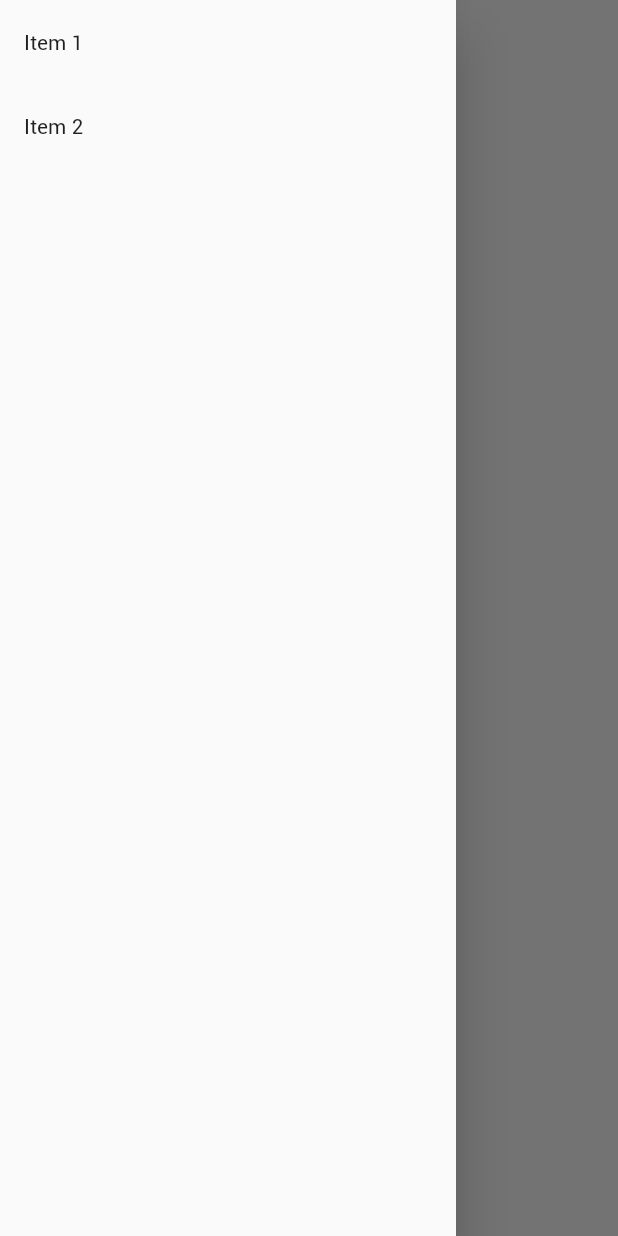
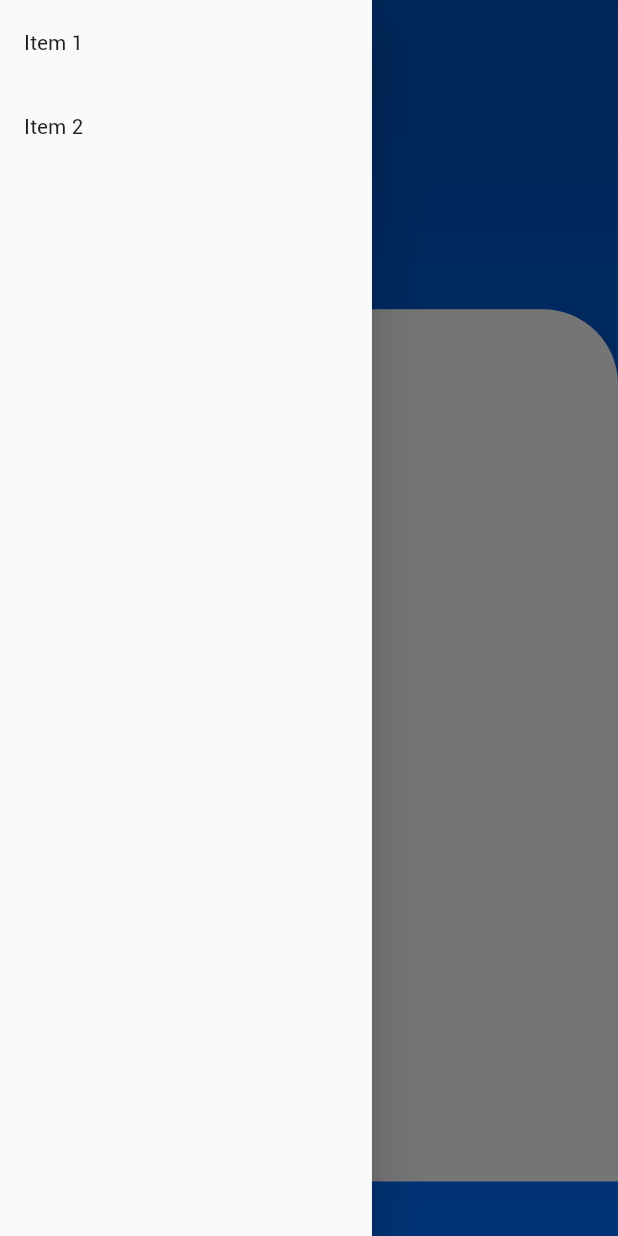
Before and after one commit to ParagonVirtuoso/inteligencias_multiplas, a Flutter app: the HomePage screen opened by its route, in the side drawer, after a tap on "Item 1", on a phone screen of 412 x 824 dp. Run offline on Flutter 3.47's test engine with Material 2 defaults, Android fonts, the phone set to English and light mode, and no system bars; our stand-ins replace carousel_slider, firebase_auth, firebase_core, flutter_screenutil, google_sign_in; missing offline and left inert: flutter_facebook_auth; accounts and stored records are empty.

Commit message:
feature/criar-tela-home
Criado método para deixar statusbar com cor dinâmica ao abrir o drawer, criado containers internos da tela home.

```diff
--- a/lib/screens/homePage/home_page.dart
+++ b/lib/screens/homePage/home_page.dart
@@ -1,4 +1,7 @@
 import 'package:flutter/material.dart';
+import 'package:flutter/services.dart';
+import 'package:flutter_screenutil/flutter_screenutil.dart';
+import 'package:inteligencias_multiplas/utils/cores.dart';
 
 class HomePage extends StatefulWidget {
   const HomePage({Key? key}) : super(key: key);
@@ -8,21 +11,41 @@ class HomePage extends StatefulWidget {
 }
 
 class _HomePageState extends State<HomePage> {
+  var _statusBarIcon = SystemUiOverlayStyle.light;
+
   @override
   Widget build(BuildContext context) {
-    return Scaffold(
+    return Container(
+      decoration: const BoxDecoration(
+        gradient: LinearGradient(
+          begin: Alignment.topCenter,
+          end: Alignment.bottomCenter,
+          colors: [
+            Cores.kAzulGradientUpColor,
+            Cores.kAzulGradientDownColor,
+          ],
+        ),
+      ),
+      child: Scaffold(
+          backgroundColor: Colors.transparent,
+          onDrawerChanged: (value) {
+            setState(() {
+              _statusBarIcon = value
+                  ? SystemUiOverlayStyle.dark
+                  : SystemUiOverlayStyle.light;
+            });
+          },
           drawer: Drawer(
+            width: 650.w,
             child: Column(
               children: [
                 ListTile(
                   title: Text('Item 1'),
-              onTap: () {
-              },
+                  onTap: () {},
                 ),
                 ListTile(
                   title: Text('Item 2'),
-              onTap: () {
-              },
+                  onTap: () {},
                 ),
               ],
             ),
@@ -30,10 +53,29 @@ class _HomePageState extends State<HomePage> {
           appBar: AppBar(
             backgroundColor: Colors.transparent,
             elevation: 0,
+            systemOverlayStyle: _statusBarIcon,
           ),
-      body: const Center(
-        child: Text('Home Page'),
+          body: Column(
+            children: [
+              Container(
+                height: 350.h,
+                width: 100.w,
+                color: Colors.transparent,
               ),
+              Container(
+                height: 1355.h,
+                width: 1080.w,
+                decoration: const BoxDecoration(
+                  color: Colors.white,
+                  borderRadius: BorderRadius.only(
+                    topLeft: Radius.circular(50),
+                    topRight: Radius.circular(50),
+                  ),
+                ),
+                child: Column(),
+              ),
+            ],
+          )),
     );
   }
 }
--- a/lib/utils/cores.dart
+++ b/lib/utils/cores.dart
@@ -8,6 +8,8 @@ class Cores {
   static const kQuaternaryColor = Color(0xff1e1e1e);
   static const kErroColor = Color(0xfff10e0e);
   static const kAlertaColor = Color(0xfff57d37);
+  static const kAzulGradientUpColor = Color(0xff0053be);
+  static const kAzulGradientDownColor = Color(0xff006fff);
 
   static const kGreyColor = Color(0xFFEEEEEE);
   static const kBlackColor = Color(0xFF000000);
```
Lines whose indentation alone changed are shown as unchanged.
